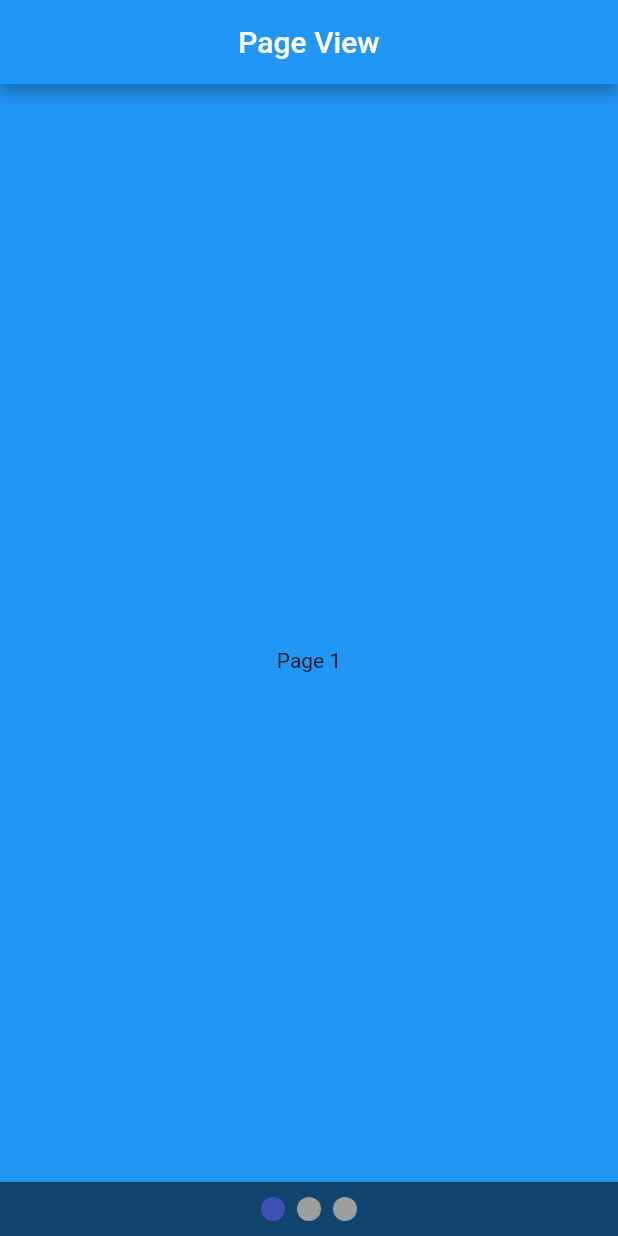
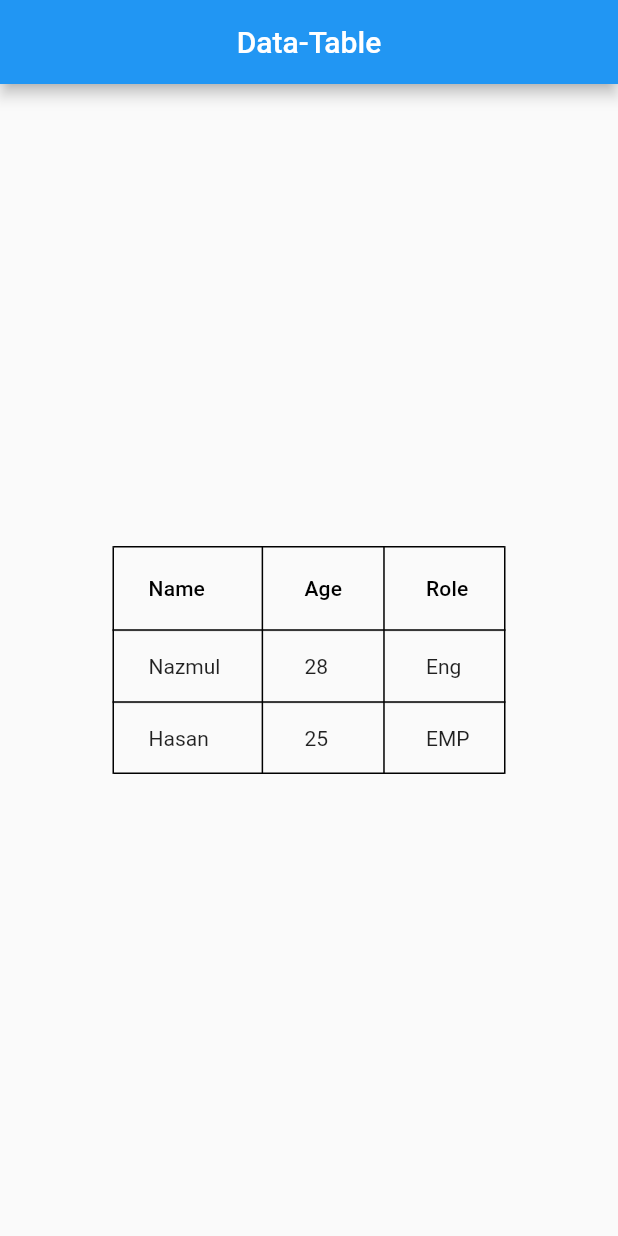
Before and after one commit to NazmulHasan0/all-widgets, a Flutter app: the screen it shows after launch, on a phone screen of 412 x 824 dp. Run offline on Flutter 3.47's test engine with Material 2 defaults, Android fonts, the phone set to English and light mode, and no system bars; drawn by our look-alikes of smooth_page_indicator.

Commit message:
first commit

```diff
--- /dev/null
+++ b/lib/DataTable/datatable.dart
@@ -0,0 +1,41 @@
+import 'package:flutter/material.dart';
+
+class MyDataTable extends StatelessWidget {
+  const MyDataTable({super.key});
+
+  @override
+  Widget build(BuildContext context) {
+    return Scaffold(
+      appBar: AppBar(
+        title: const Text("Data-Table"),
+        centerTitle: true,
+      ),
+      body: Center(
+        child: DataTable(
+          border: TableBorder.all(),
+          columns: const [
+            DataColumn(label: Text("Name")),
+            DataColumn(label: Text("Age")),
+            DataColumn(label: Text("Role")),
+          ],
+          rows: const [
+            DataRow(
+              cells: [
+                DataCell(Text("Nazmul")),
+                DataCell(Text("28")),
+                DataCell(Text("Eng")),
+              ],
+            ),
+            DataRow(
+              cells: [
+                DataCell(Text("Hasan")),
+                DataCell(Text("25")),
+                DataCell(Text("EMP")),
+              ],
+            ),
+          ],
+        ),
+      ),
+    );
+  }
+}
--- a/lib/PageView/pageview_.dart
+++ b/lib/PageView/pageview_.dart
@@ -60,6 +60,7 @@ class _MyPageViewState extends State<MyPageView> {
 }
 
 
+
 /*
   1. add dependencies: smooth_page_indicator: ^1.0.1
   2. Create Pages
--- a/lib/main.dart
+++ b/lib/main.dart
@@ -1,3 +1,4 @@
+import 'package:allwidgets/DataTable/datatable.dart';
 import 'package:allwidgets/FloatingActionButton/floatingactionbutton_.dart';
 import 'package:allwidgets/PageView/pageview_.dart';
 import 'package:flutter/material.dart';
@@ -12,8 +13,9 @@ class MyApp extends StatelessWidget {
   @override
   Widget build(BuildContext context) {
     return MaterialApp(
-      initialRoute: '/MyPageView',
+      initialRoute: '/MyDataTable',
       routes: {
+        '/MyDataTable': (context) => const MyDataTable(),
         '/MyPageView': (context) => const MyPageView(),
         '/MyFloatingActionButton': (context) => const MyFloatingActionButton(),
       },
```
